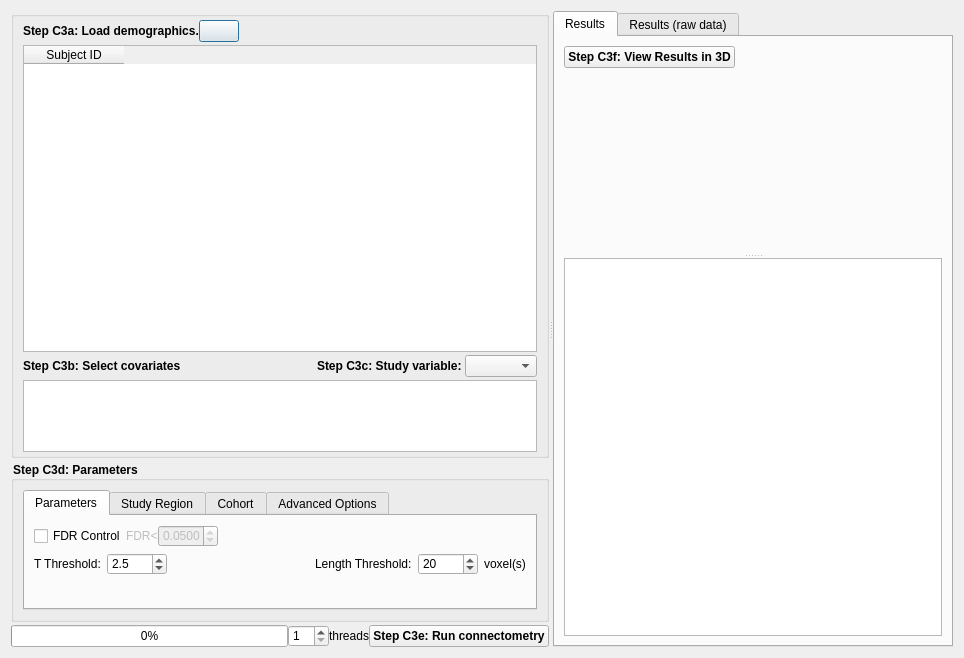
This is connectometry/group_connectometry.ui in frankyeh/DSI-Studio as Qt 5 draws it before an edit. The edited form follows.
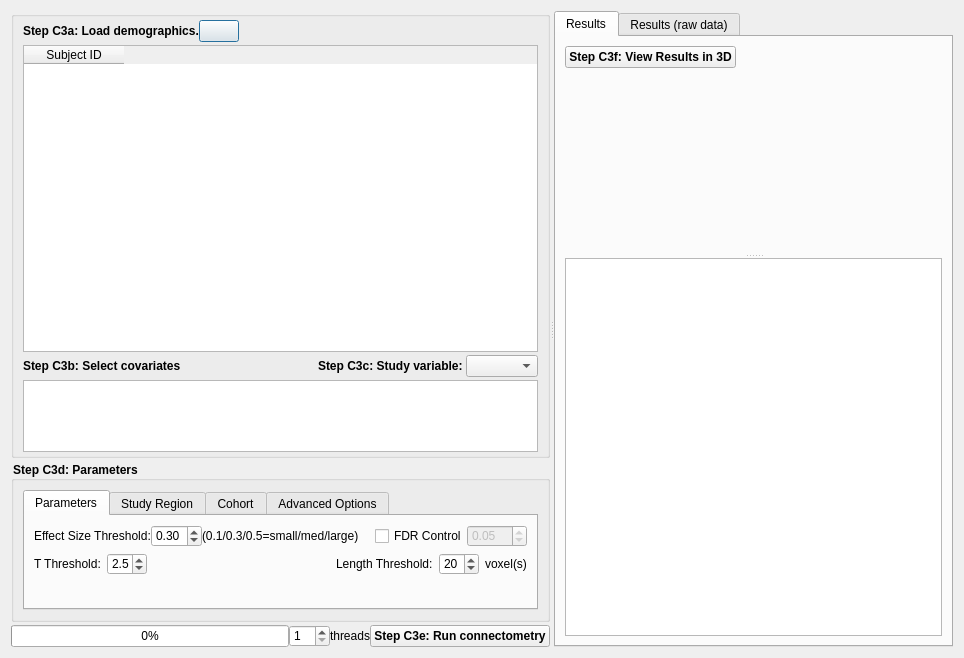
This is the edited form. Icons and pictures are not drawn.

The edit to the form file:
```diff
--- a/connectometry/group_connectometry.ui
+++ b/connectometry/group_connectometry.ui
@@ -373,6 +373,49 @@
                   <property name="leftMargin">
                    <number>0</number>
                   </property>
+                  <item>
+                   <widget class="QLabel" name="label_9">
+                    <property name="text">
+                     <string>Effect Size Threshold:</string>
+                    </property>
+                   </widget>
+                  </item>
+                  <item>
+                   <widget class="QDoubleSpinBox" name="effect_size">
+                    <property name="decimals">
+                     <number>2</number>
+                    </property>
+                    <property name="maximum">
+                     <double>2.000000000000000</double>
+                    </property>
+                    <property name="singleStep">
+                     <double>0.050000000000000</double>
+                    </property>
+                    <property name="value">
+                     <double>0.300000000000000</double>
+                    </property>
+                   </widget>
+                  </item>
+                  <item>
+                   <widget class="QLabel" name="label_10">
+                    <property name="text">
+                     <string>(0.1/0.3/0.5=small/med/large)</string>
+                    </property>
+                   </widget>
+                  </item>
+                  <item>
+                   <spacer name="horizontalSpacer_5">
+                    <property name="orientation">
+                     <enum>Qt::Horizontal</enum>
+                    </property>
+                    <property name="sizeHint" stdset="0">
+                     <size>
+                      <width>40</width>
+                      <height>20</height>
+                     </size>
+                    </property>
+                   </spacer>
+                  </item>
                   <item>
                    <widget class="QCheckBox" name="fdr_control">
                     <property name="toolTip">
@@ -383,16 +426,6 @@
                     </property>
                    </widget>
                   </item>
-                  <item>
-                   <widget class="QLabel" name="fdr_label">
-                    <property name="enabled">
-                     <bool>false</bool>
-                    </property>
-                    <property name="text">
-                     <string>FDR&lt;</string>
-                    </property>
-                   </widget>
-                  </item>
                   <item>
                    <widget class="QDoubleSpinBox" name="fdr_threshold">
                     <property name="enabled">
@@ -411,10 +444,10 @@
                      </size>
                     </property>
                     <property name="decimals">
-                     <number>4</number>
+                     <number>2</number>
                     </property>
                     <property name="minimum">
-                     <double>0.001000000000000</double>
+                     <double>0.000000000000000</double>
                     </property>
                     <property name="maximum">
                      <double>0.500000000000000</double>
@@ -427,19 +460,6 @@
                     </property>
                    </widget>
                   </item>
-                  <item>
-                   <spacer name="horizontalSpacer_5">
-                    <property name="orientation">
-                     <enum>Qt::Horizontal</enum>
-                    </property>
-                    <property name="sizeHint" stdset="0">
-                     <size>
-                      <width>40</width>
-                      <height>20</height>
-                     </size>
-                    </property>
-                   </spacer>
-                  </item>
                  </layout>
                 </item>
                 <item>
@@ -464,13 +484,13 @@
                    <widget class="QDoubleSpinBox" name="threshold">
                     <property name="minimumSize">
                      <size>
-                      <width>60</width>
+                      <width>0</width>
                       <height>0</height>
                      </size>
                     </property>
                     <property name="maximumSize">
                      <size>
-                      <width>60</width>
+                      <width>40</width>
                       <height>16777215</height>
                      </size>
                     </property>
@@ -494,13 +514,6 @@
                     </property>
                    </widget>
                   </item>
-                  <item>
-                   <widget class="QLabel" name="effect_size">
-                    <property name="text">
-                     <string> </string>
-                    </property>
-                   </widget>
-                  </item>
                   <item>
                    <spacer name="horizontalSpacer_3">
                     <property name="orientation">
@@ -525,13 +538,13 @@
                    <widget class="QSpinBox" name="length_threshold">
                     <property name="minimumSize">
                      <size>
-                      <width>60</width>
+                      <width>0</width>
                       <height>0</height>
                      </size>
                     </property>
                     <property name="maximumSize">
                      <size>
-                      <width>60</width>
+                      <width>40</width>
                       <height>16777215</height>
                      </size>
                     </property>
```
Left out of the diff: 4 changed lines with no effect on the pictures.
